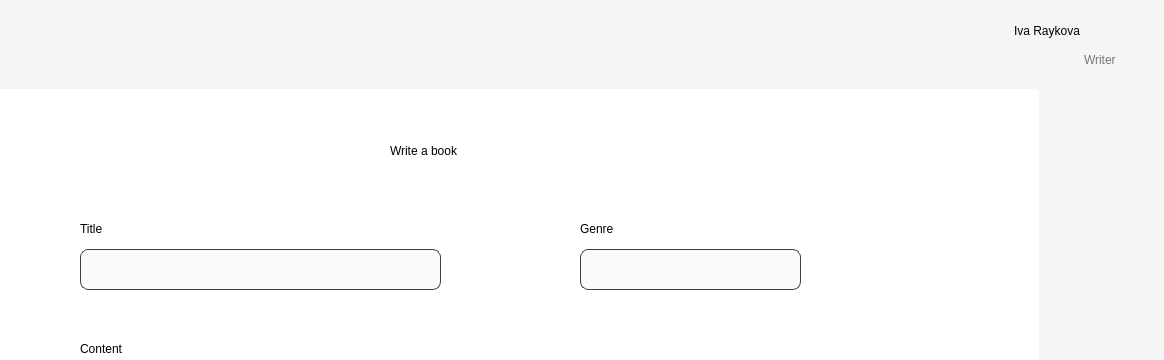
Above: codeyapp/presentationLayer/writebook.ui from codingburgas/10grade-christmas-luck-codey before the change; both pictures show x 136 to 1300 and y 0 to 360 of the 1300 by 800 pixel window. Below: the same form after it.
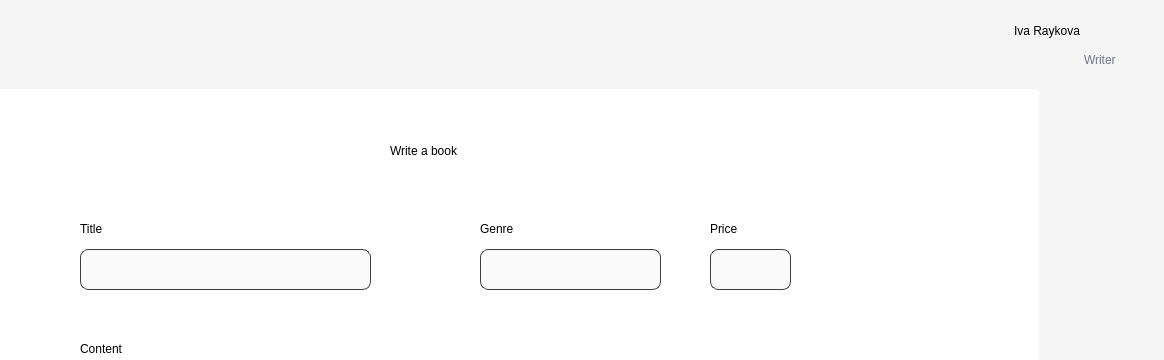
That is the form after the change. Icons and pictures are not drawn.

Commit message: Add price input in writing a book

Diff of the .ui file:
```diff
--- a/codeyapp/presentationLayer/writebook.ui
+++ b/codeyapp/presentationLayer/writebook.ui
@@ -38,9 +38,9 @@
    <widget class="QLabel" name="writeImage">
     <property name="geometry">
      <rect>
-      <x>750</x>
+      <x>760</x>
       <y>0</y>
-      <width>281</width>
+      <width>271</width>
       <height>211</height>
      </rect>
     </property>
@@ -91,7 +91,7 @@
    <widget class="QLabel" name="genreLabel">
     <property name="geometry">
      <rect>
-      <x>590</x>
+      <x>490</x>
       <y>130</y>
       <width>63</width>
       <height>20</height>
@@ -110,7 +110,7 @@
      <rect>
       <x>90</x>
       <y>160</y>
-      <width>361</width>
+      <width>291</width>
       <height>41</height>
      </rect>
     </property>
@@ -123,9 +123,9 @@
    <widget class="QLineEdit" name="genreInput">
     <property name="geometry">
      <rect>
-      <x>590</x>
+      <x>490</x>
       <y>160</y>
-      <width>221</width>
+      <width>181</width>
       <height>41</height>
      </rect>
     </property>
@@ -167,6 +167,38 @@
 background: #FAFAFA;</string>
     </property>
    </widget>
+   <widget class="QLineEdit" name="genreInput_2">
+    <property name="geometry">
+     <rect>
+      <x>720</x>
+      <y>160</y>
+      <width>81</width>
+      <height>41</height>
+     </rect>
+    </property>
+    <property name="styleSheet">
+     <string notr="true">border-radius: 8px;
+border: 0.5px solid rgb(62, 62, 62);
+background: #FAFAFA;</string>
+    </property>
+   </widget>
+   <widget class="QLabel" name="genreLabel_2">
+    <property name="geometry">
+     <rect>
+      <x>720</x>
+      <y>130</y>
+      <width>63</width>
+      <height>20</height>
+     </rect>
+    </property>
+    <property name="styleSheet">
+     <string notr="true">color: rgb(0, 0, 0);
+font: 14pt &quot;Segoe UI&quot;;</string>
+    </property>
+    <property name="text">
+     <string>Price</string>
+    </property>
+   </widget>
   </widget>
   <widget class="QLabel" name="role">
    <property name="geometry">
```
Left out of the diff: 3 changed lines with no effect on the pictures.
